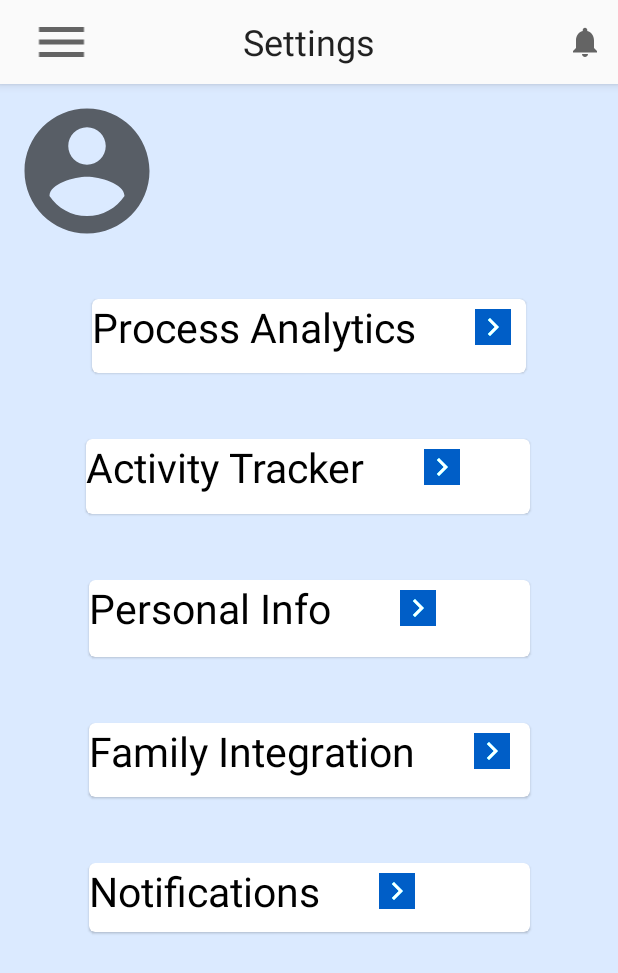
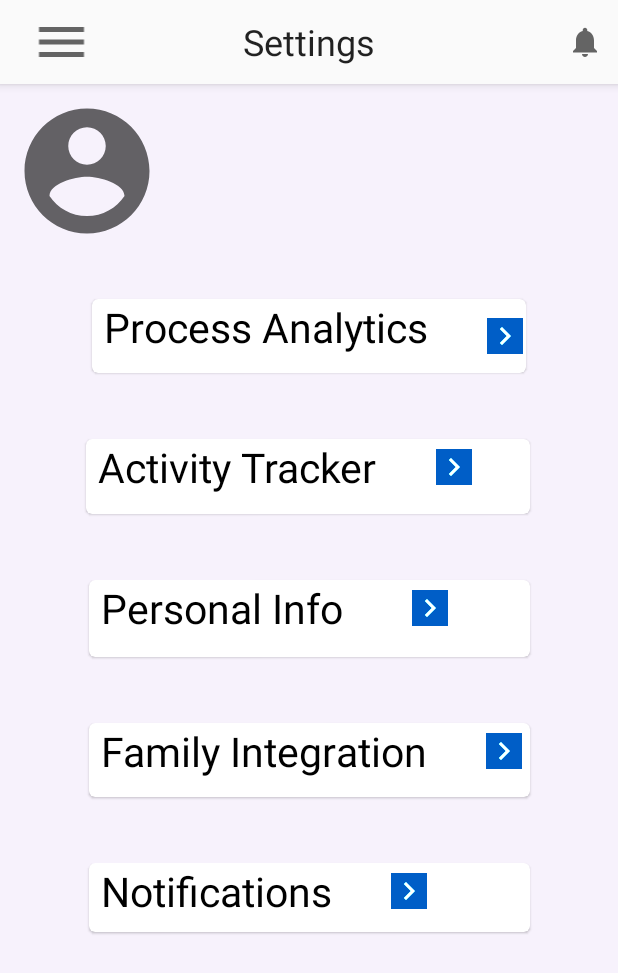
Before and after one commit to definitelyme/iwatch, an Android app: the Settings screen opened directly, with no data from a screen before it, on a phone screen of 412 x 824 dp. Shown: the top 973 px of the screen. Run offline under Robolectric (Android 15) with nearby library versions, the phone set to English and light mode, and no system bars.

Commit message:
fin Settings Activity

```diff
--- /dev/null
+++ b/app/src/main/res/drawable/settings_rounded.xml
@@ -0,0 +1,20 @@
+<?xml version="1.0" encoding="utf-8"?>
+<shape xmlns:android="http://schemas.android.com/apk/res/android"
+    android:shape="rectangle"
+    >
+
+
+    <size
+        android:height="70dp"
+        android:width="304dp" />
+
+    <corners
+        android:radius="10dp"/>
+
+    <stroke
+
+        android:color="?attr/colorControlNormal" />
+
+    <solid android:color="@android:color/white"/>
+
+</shape>
--- a/app/src/main/res/layout/activity_settings.xml
+++ b/app/src/main/res/layout/activity_settings.xml
@@ -4,7 +4,7 @@
     xmlns:tools="http://schemas.android.com/tools"
     android:layout_width="match_parent"
     android:layout_height="match_parent"
-    android:background="#dbeaff"
+    android:background="#f7f2fc"
     tools:context=".Settings">
 
     <com.google.android.material.appbar.AppBarLayout
@@ -77,7 +77,7 @@
         tools:text="Hi, User1" />
 
     <com.google.android.material.card.MaterialCardView
-        android:background="#ffffff"
+        android:background="@drawable/settings_rounded"
         android:id="@+id/card1"
         android:layout_width="289dp"
         android:layout_height="49dp"
@@ -87,21 +87,22 @@
         app:layout_constraintTop_toBottomOf="@+id/profileName">
 
         <TextView
+            android:layout_marginLeft="8dp"
             android:layout_width="wrap_content"
-            android:layout_height="wrap_content"
+            android:layout_height="match_parent"
             android:layout_gravity="left"
+            android:drawableRight="@drawable/arrow_right_24"
+
+            android:drawablePadding="@dimen/dimen_39"
+            android:drawableTint="#005ec7"
             android:drawableTintMode="add"
-
-            android:drawableTint="#005ec7"
             android:text="Process Analytics"
             android:textColor="@color/black"
-            android:drawableRight="@drawable/arrow_right_24"
-            android:drawablePadding="@dimen/dimen_39"
             android:textSize="27sp" />
     </com.google.android.material.card.MaterialCardView>
 
     <com.google.android.material.card.MaterialCardView
-        android:background="#ffffff"
+        android:background="@drawable/settings_rounded"
         android:id="@+id/card2"
         android:layout_width="296dp"
         android:layout_height="50dp"
@@ -112,6 +113,7 @@
         app:layout_constraintTop_toBottomOf="@+id/card1">
 
         <TextView
+            android:layout_marginLeft="8dp"
             android:layout_width="wrap_content"
             android:layout_height="wrap_content"
             android:textColor="@color/black"
@@ -125,7 +127,7 @@
     </com.google.android.material.card.MaterialCardView>
 
     <com.google.android.material.card.MaterialCardView
-        android:background="#ffffff"
+        android:background="@drawable/settings_rounded"
         android:id="@+id/card3"
         android:layout_width="294dp"
         android:layout_height="51dp"
@@ -136,6 +138,7 @@
         app:layout_constraintTop_toBottomOf="@+id/card2">
 
         <TextView
+            android:layout_marginLeft="8dp"
             android:layout_width="wrap_content"
             android:layout_height="wrap_content"
             android:textColor="@color/black"
@@ -150,7 +153,7 @@
     </com.google.android.material.card.MaterialCardView>
 
     <com.google.android.material.card.MaterialCardView
-        android:background="#ffffff"
+        android:background="@drawable/settings_rounded"
         android:id="@+id/card4"
         android:layout_width="294dp"
         android:layout_height="49dp"
@@ -160,6 +163,7 @@
         app:layout_constraintTop_toBottomOf="@+id/card3">
 
         <TextView
+            android:layout_marginLeft="8dp"
             android:layout_width="wrap_content"
             android:layout_height="wrap_content"
             android:textColor="@color/black"
@@ -173,7 +177,7 @@
     </com.google.android.material.card.MaterialCardView>
 
     <com.google.android.material.card.MaterialCardView
-        android:background="#ffffff"
+        android:background="@drawable/settings_rounded"
         android:id="@+id/card5"
         android:layout_width="294dp"
         android:layout_height="46dp"
@@ -183,6 +187,7 @@
         app:layout_constraintTop_toBottomOf="@+id/card4">
 
         <TextView
+            android:layout_marginLeft="8dp"
             android:layout_width="wrap_content"
             android:layout_height="wrap_content"
             android:textColor="@color/black"
```
